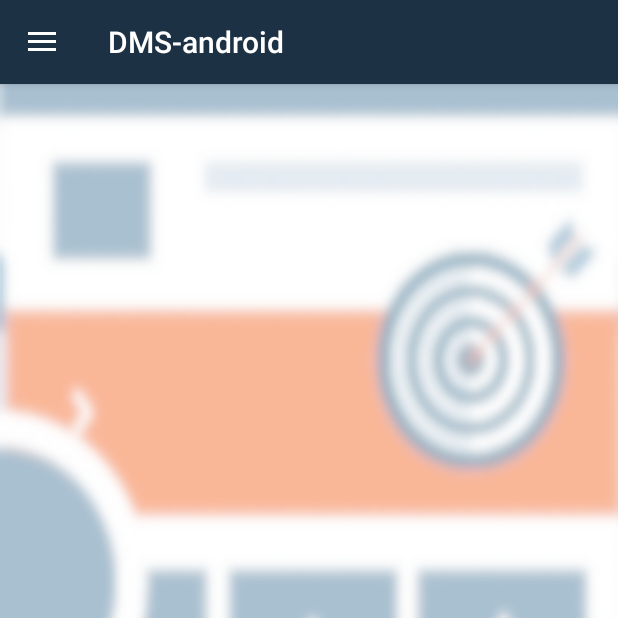
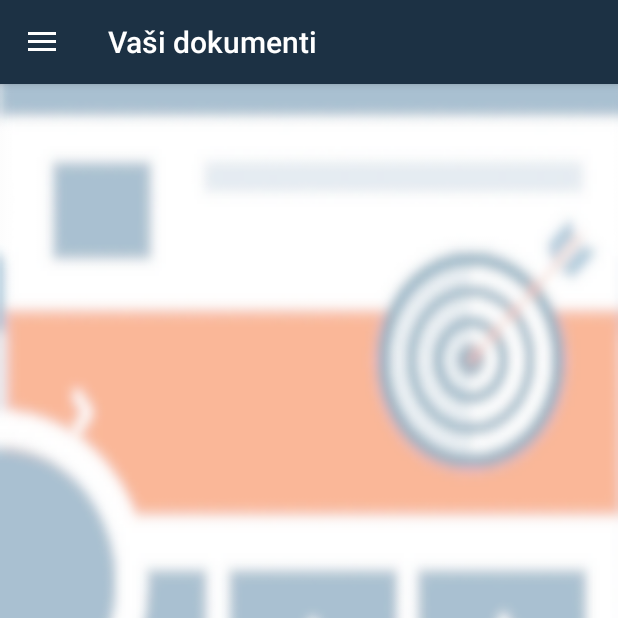
Before and after one commit to ekalac1/DMS-android, an Android app: the WorkspaceActivity screen opened directly, with no data from a screen before it, on a phone screen of 412 x 824 dp, the top half of it. Run offline under Robolectric (Android 15) with nearby library versions, the phone set to English and light mode, and no system bars; our stand-ins replace ButterKnife; 1 statement that could not run was skipped.

Commit message:
Delete document

```diff
--- a/app/src/main/java/ba/unsa/etf/dms/data/API.java
+++ b/app/src/main/java/ba/unsa/etf/dms/data/API.java
@@ -8,6 +8,7 @@ import ba.unsa.etf.dms.data.content.ContentResponse;
 import okhttp3.ResponseBody;
 import retrofit2.Call;
 import retrofit2.http.Body;
+import retrofit2.http.DELETE;
 import retrofit2.http.GET;
 import retrofit2.http.POST;
 import retrofit2.http.Query;
@@ -29,4 +30,7 @@ public interface API {
 
     @POST("content/save")
     Call<ResponseBody> saveDocument(@Body ContentDTO ontentResponse);
+
+    @DELETE("content/workspace")
+    Call<ResponseBody> deleteDocument(@Query("user") String user, @Query("document") int document);
 }
--- a/app/src/main/java/ba/unsa/etf/dms/presentation/BaseLoggedActivity.java
+++ b/app/src/main/java/ba/unsa/etf/dms/presentation/BaseLoggedActivity.java
@@ -18,7 +18,6 @@ public class BaseLoggedActivity extends AppCompatActivity {
     @Override
     protected void onCreate(Bundle savedInstanceState) {
         super.onCreate(savedInstanceState);
-
     }
 
     @Override
--- a/app/src/main/java/ba/unsa/etf/dms/presentation/content/list/ContentViewHolder.java
+++ b/app/src/main/java/ba/unsa/etf/dms/presentation/content/list/ContentViewHolder.java
@@ -19,6 +19,8 @@ public class ContentViewHolder extends RecyclerView.ViewHolder {
     TextView title;
     @BindView(R.id.content_image)
     ImageView image;
+    @BindView(R.id.dots)
+    ImageView menu;
 
     public ContentViewHolder(View itemView) {
         super(itemView);
--- a/app/src/main/java/ba/unsa/etf/dms/presentation/content/list/ListFragment.java
+++ b/app/src/main/java/ba/unsa/etf/dms/presentation/content/list/ListFragment.java
@@ -56,13 +56,15 @@ public class ListFragment extends Fragment implements WorkspaceActivity.ListFrag
             type = (ListType) getArguments().getSerializable(LIST_TYPE);
         }
 
+        viewModel = new ContentListViewModel(this, type);
+
         contentList.setHasFixedSize(true);
         GridLayoutManager mLayoutManager = new GridLayoutManager(view.getContext(), 2);
         contentList.setLayoutManager(mLayoutManager);
-        contentAdapter = new ContentAdapter(contentResponseList);
+        contentAdapter = new ContentAdapter(contentResponseList, viewModel);
         contentList.setAdapter(contentAdapter);
 
-        viewModel = new ContentListViewModel(this, type);
+
 
         return view;
     }
--- a/app/src/main/java/ba/unsa/etf/dms/presentation/content/list/host/WorkspaceActivity.java
+++ b/app/src/main/java/ba/unsa/etf/dms/presentation/content/list/host/WorkspaceActivity.java
@@ -127,27 +127,27 @@ public class WorkspaceActivity extends BaseLoggedActivity
     void loadProfileFragment() {
         FragmentManager fragmentManager = getSupportFragmentManager();
         FragmentTransaction fragmentTransaction = fragmentManager.beginTransaction();
-
-
         ListFragment fragment = ListFragment.newInstance(ListType.PROFILE);
         fragmentTransaction.add(R.id.frame_layout, fragment);
         fragmentTransaction.commit();
 
         fragmentInterface = fragment;
 
+        getSupportActionBar().setTitle("Vaši dokumenti");
+
     }
 
     void loadWorkSpaceFragment() {
         FragmentManager fragmentManager = getSupportFragmentManager();
         FragmentTransaction fragmentTransaction = fragmentManager.beginTransaction();
-
-
         ListFragment fragment = ListFragment.newInstance(ListType.WORKSPACE);
         fragmentTransaction.add(R.id.frame_layout, fragment);
         fragmentTransaction.commit();
 
         fragmentInterface = fragment;
 
+        getSupportActionBar().setTitle("Podjeljeno sa Vama");
+
     }
 
 }
--- /dev/null
+++ b/app/src/main/res/menu/list_menu.xml
@@ -0,0 +1,9 @@
+<?xml version="1.0" encoding="utf-8"?>
+<menu xmlns:android="http://schemas.android.com/apk/res/android" >
+    <item
+        android:id="@+id/rename"
+        android:title="Rename" />
+    <item
+        android:id="@+id/delete"
+        android:title="Delete" />
+</menu>
```
Also changed, not shown: app/src/main/java/ba/unsa/etf/dms/data/content/DeleteDocumentExecutor.java (added, +44 -0 lines), app/src/main/java/ba/unsa/etf/dms/presentation/content/list/ContentAdapter.java (+50 -7 lines), app/src/main/java/ba/unsa/etf/dms/presentation/content/list/ContentListViewModel.java (+12 -1 lines), app/src/main/res/layout/content_list_element.xml (+7 -0 lines), app/src/main/res/drawable/dots.png (added).
